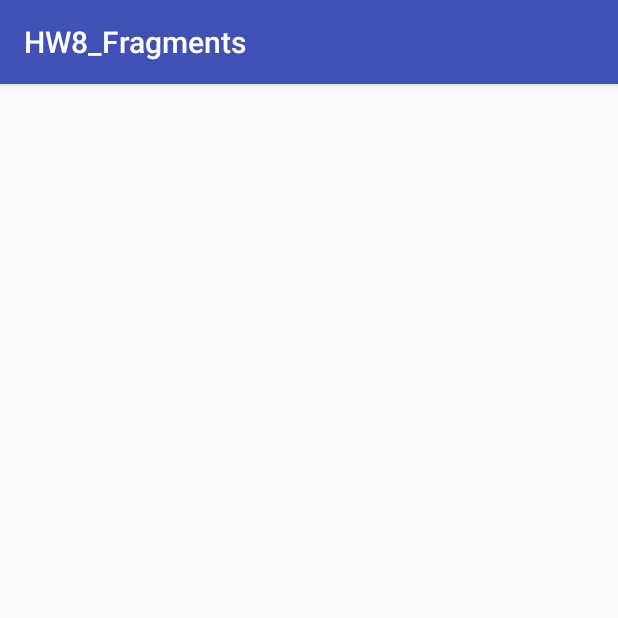
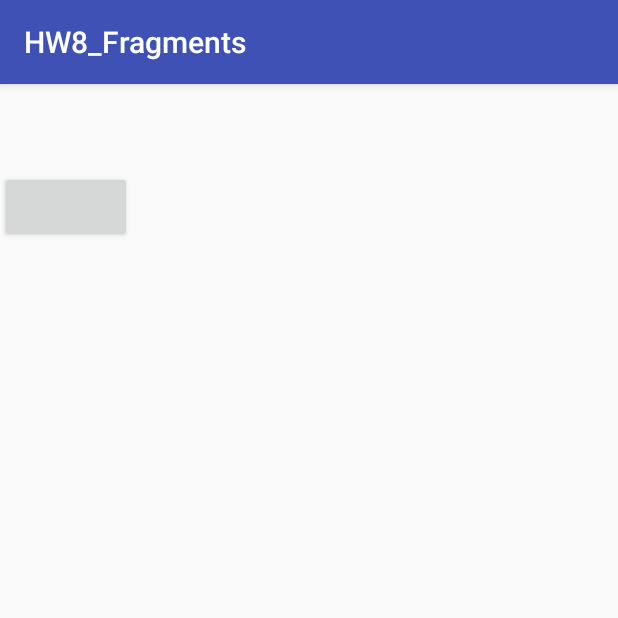
Before and after one commit to Zezus/Android_HW8_Fragments, an Android app: the screen it shows after launch (MainActivity), after a tap on "Meizu m3 Note", on a phone screen of 412 x 824 dp, the top half of it. Run offline under Robolectric (Android 15) with nearby library versions, the phone set to English and light mode, and no system bars.

Commit message:
работает кнопка назад

```diff
--- a/app/src/main/java/com/example/hw8_fragments/ItemAdapter.java
+++ b/app/src/main/java/com/example/hw8_fragments/ItemAdapter.java
@@ -37,15 +37,16 @@ public class ItemAdapter extends RecyclerView.Adapter<ItemAdapter.ViewHolder> {
 
         dialog = new Dialog(context);
         dialog.setContentView(R.layout.fragment_item);
-        TextView item_name = dialog.findViewById(R.id.fi_name_tv);
-        TextView item_title = dialog.findViewById(R.id.fi_title_tv);
-        TextView item_coast = dialog.findViewById(R.id.fi_coast_tv);
 
-        item_name.setText(itemList.get(viewHolder.getAdapterPosition()).getName());
-        item_title.setText(itemList.get(viewHolder.getAdapterPosition()).getTitle());
-        item_coast.setText(String.valueOf(itemList.get(viewHolder.getAdapterPosition()).getCoast()));
 
         viewHolder.relativeLayout.setOnClickListener(view1 -> {
+//            TextView item_name = dialog.findViewById(R.id.fi_name_tv);
+//            TextView item_title = dialog.findViewById(R.id.fi_title_tv);
+//            TextView item_coast = dialog.findViewById(R.id.fi_coast_tv);
+//
+//            item_name.setText(itemList.get(viewHolder.getAdapterPosition()).getName());
+//            item_title.setText(itemList.get(viewHolder.getAdapterPosition()).getTitle());
+//            item_coast.setText(String.valueOf(itemList.get(viewHolder.getAdapterPosition()).getCoast()));
             mainActivity.changeFragmentClicked(null);
         });
 
--- a/app/src/main/java/com/example/hw8_fragments/ItemFragment.java
+++ b/app/src/main/java/com/example/hw8_fragments/ItemFragment.java
@@ -6,6 +6,8 @@ import android.support.v4.app.Fragment;
 import android.view.LayoutInflater;
 import android.view.View;
 import android.view.ViewGroup;
+import android.widget.Button;
+import android.widget.Toast;
 
 
 /**
@@ -13,6 +15,7 @@ import android.view.ViewGroup;
  */
 public class ItemFragment extends Fragment {
 
+    private Button button_back;
 
     public ItemFragment() {
         // Required empty public constructor
@@ -22,8 +25,17 @@ public class ItemFragment extends Fragment {
     @Override
     public View onCreateView(LayoutInflater inflater, ViewGroup container,
                              Bundle savedInstanceState) {
-        // Inflate the layout for this fragment
-        return inflater.inflate(R.layout.fragment_item, container, false);
+        View view = inflater.inflate(R.layout.fragment_item, container, false);
+
+
+        button_back = view.findViewById(R.id.fi_back_btn);
+
+        button_back.setOnClickListener(view1 -> {
+            Toast.makeText(getContext().getApplicationContext(), "asdasd", Toast.LENGTH_LONG).show();
+            getFragmentManager().popBackStack();
+        });
+
+        return view;
     }
 
 }
--- a/app/src/main/java/com/example/hw8_fragments/MainActivity.java
+++ b/app/src/main/java/com/example/hw8_fragments/MainActivity.java
@@ -1,18 +1,18 @@
 package com.example.hw8_fragments;
 
+import android.annotation.SuppressLint;
 import android.os.Bundle;
 import android.support.v4.app.FragmentManager;
 import android.support.v4.app.FragmentTransaction;
 import android.support.v7.app.AppCompatActivity;
 import android.view.View;
-import android.widget.Button;
-import android.widget.LinearLayout;
 import android.widget.RelativeLayout;
 
 public class MainActivity extends AppCompatActivity implements ListFragment.Callback {
 
     private RelativeLayout itemLayout;
 
+    @SuppressLint("RestrictedApi")
     @Override
     protected void onCreate(Bundle savedInstanceState) {
         super.onCreate(savedInstanceState);
@@ -35,7 +35,7 @@ public class MainActivity extends AppCompatActivity implements ListFragment.Call
         FragmentTransaction transaction = fragmentManager.beginTransaction();
 
         transaction.replace(R.id.container, new ItemFragment());
-
+        transaction.addToBackStack("list");
         transaction.commit();
     }
 
--- a/app/src/main/res/layout/fragment_item.xml
+++ b/app/src/main/res/layout/fragment_item.xml
@@ -1,9 +1,8 @@
 <LinearLayout xmlns:android="http://schemas.android.com/apk/res/android"
-    xmlns:tools="http://schemas.android.com/tools"
     android:layout_width="match_parent"
     android:layout_height="match_parent"
-    android:orientation="vertical"
-    tools:context="com.example.hw8_fragments.ItemFragment">
+    android:orientation="vertical">
+
 
     <!-- TODO: Update blank fragment layout -->
     <TextView
@@ -21,4 +20,9 @@
         android:layout_width="wrap_content"
         android:layout_height="wrap_content" />
 
+    <Button
+        android:id="@+id/fi_back_btn"
+        android:layout_width="wrap_content"
+        android:layout_height="wrap_content" />
+
 </LinearLayout>
--- /dev/null
+++ b/app/src/main/res/layout/tool_bar.xml
@@ -0,0 +1,6 @@
+<?xml version="1.0" encoding="utf-8"?>
+<android.support.v7.widget.Toolbar xmlns:android="http://schemas.android.com/apk/res/android"
+    android:layout_width="match_parent"
+    android:layout_height="wrap_content"
+    android:background="@color/colorPrimary"
+    android:elevation="4dp" />
```
Also changed, not shown: app/src/main/res/drawable/ic_arrow_back_black_24dp.xml (added, +9 -0 lines).
